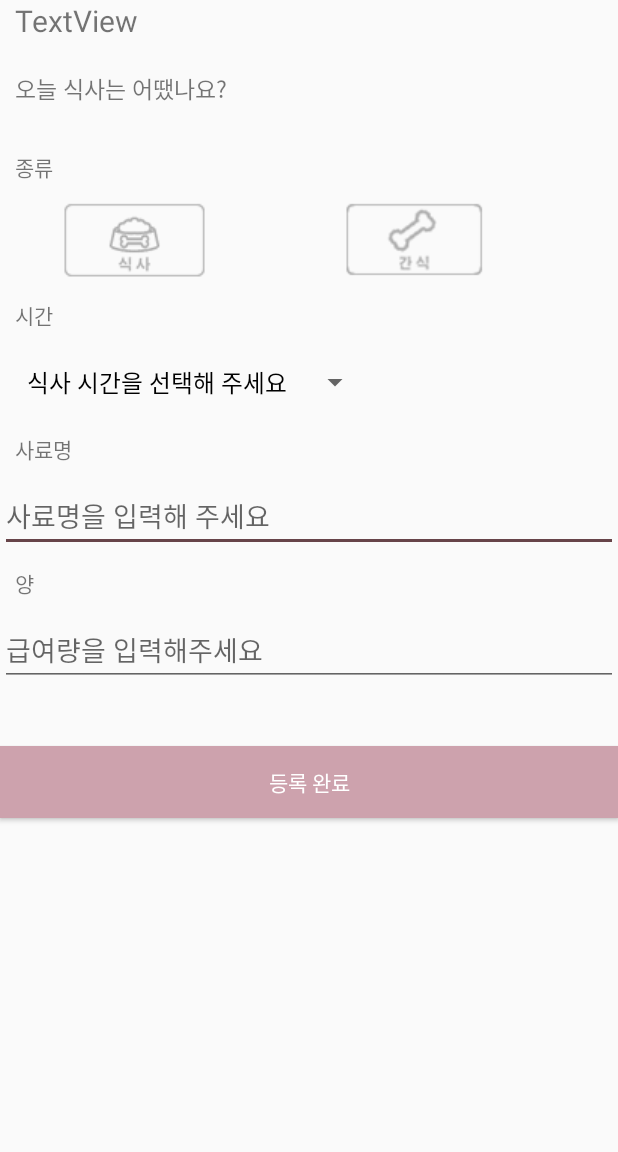
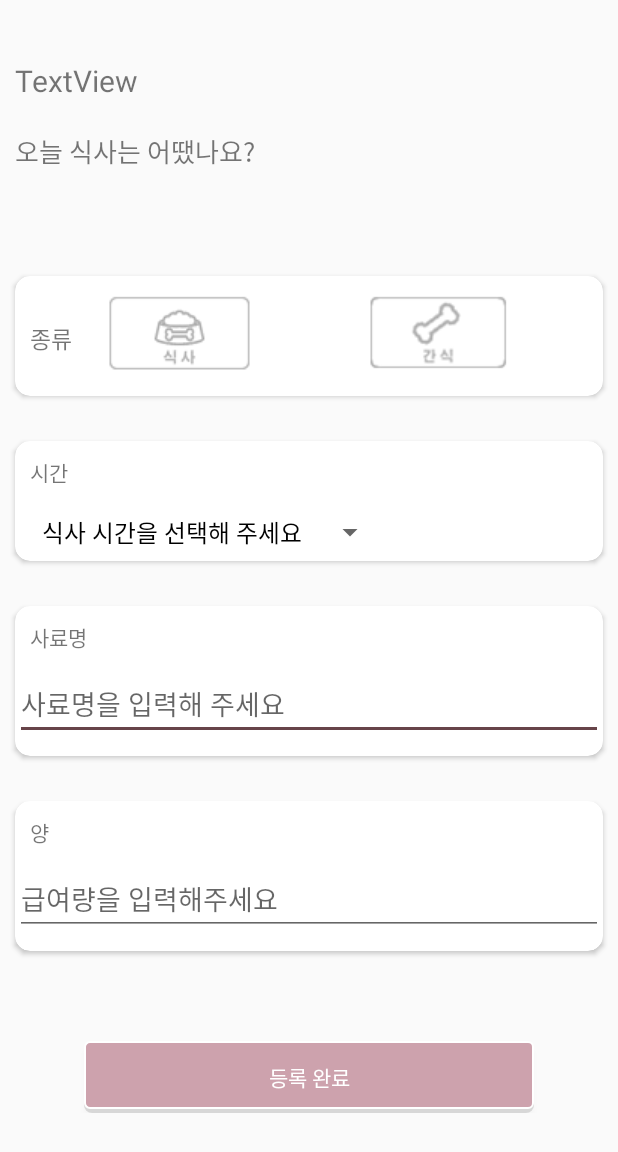
Before and after one commit to sj960126/Moble_04, an Android app: the diary_addActivity screen opened directly, with no data from a screen before it, on a phone screen of 412 x 824 dp. Shown: the top 1152 px of the screen. Run offline under Robolectric (Android 15) with nearby library versions, the phone set to English and light mode, and no system bars; our stand-ins replace Firebase (no records; nobody signed in at launch, a user with empty details on screens opened directly).

```diff
--- a/withpet/app/build.gradle
+++ b/withpet/app/build.gradle
@@ -26,7 +26,9 @@ android {
 dependencies {
     implementation fileTree(dir: "libs", include: ["*.jar"])
     implementation 'androidx.appcompat:appcompat:1.2.0'
+    implementation 'androidx.appcompat:appcompat:1.2.0'
     implementation 'androidx.constraintlayout:constraintlayout:2.0.1'
+    implementation "androidx.cardview:cardview:1.0.0" //카드뷰
     implementation 'androidx.recyclerview:recyclerview:1.1.0' //리사이클러뷰
     implementation 'com.google.firebase:firebase-analytics:17.5.0' //파이어베이스
     implementation 'com.google.firebase:firebase-database:19.4.0' //파이어베이스 데베
--- a/withpet/app/src/main/java/com/withpet/health/diaryActivity.java
+++ b/withpet/app/src/main/java/com/withpet/health/diaryActivity.java
@@ -2,6 +2,7 @@ package com.withpet.health;
 
 import androidx.annotation.NonNull;
 import androidx.appcompat.app.AppCompatActivity;
+import androidx.recyclerview.widget.DividerItemDecoration;
 import androidx.recyclerview.widget.LinearLayoutManager;
 import androidx.recyclerview.widget.RecyclerView;
 import androidx.swiperefreshlayout.widget.SwipeRefreshLayout;
@@ -37,6 +38,7 @@ public class diaryActivity extends AppCompatActivity {
     private TextView change;
     private ArrayList<Diary_Day_Info> day_list;
     private SwipeRefreshLayout swipeRefreshLayout;
+    private int check = 0;
     @Override
     protected void onCreate(Bundle savedInstanceState) {
         //로그인 처리 //삭제 80%
@@ -58,7 +60,6 @@ public class diaryActivity extends AppCompatActivity {
                 swipeRefreshLayout.setRefreshing(false);
             }
         });
-
         recyclerView.setHasFixedSize(true); //리사이클러뷰 기존 성능 강화
         layoutManager = new LinearLayoutManager(this);
         recyclerView.setLayoutManager(layoutManager);
--- /dev/null
+++ b/withpet/app/src/main/res/drawable-v24/diary_add_btn.xml
@@ -0,0 +1,22 @@
+<?xml version="1.0" encoding="utf-8"?>
+<selector xmlns:android="http://schemas.android.com/apk/res/android">
+
+    <item>
+        <layer-list>
+            <item android:top="3dp">
+                <shape>
+                    <corners android:radius="5dp" />
+                    <solid android:color="#1f000000" />
+                </shape>
+            </item>
+            <!-- background (위로) -->
+            <item android:bottom="3dp">
+                <shape>
+                    <corners android:radius="3dp" />
+                    <solid android:color="@color/c4" />
+                    <stroke android:width="1dp" android:color="#FFFFFF" />
+                </shape>
+            </item>
+        </layer-list>
+    </item>
+</selector>
--- a/withpet/app/src/main/res/layout/activity_diary_add.xml
+++ b/withpet/app/src/main/res/layout/activity_diary_add.xml
@@ -3,7 +3,7 @@
     xmlns:app="http://schemas.android.com/apk/res-auto"
     xmlns:tools="http://schemas.android.com/tools"
     android:layout_width="match_parent"
-    android:layout_height="match_parent"
+    android:layout_height="wrap_content"
     android:orientation="vertical"
     tools:context=".health.diary_addActivity">
 
@@ -14,6 +14,7 @@
         android:layout_marginLeft="10dp"
         android:layout_marginBottom="20dp"
         android:text="TextView"
+        android:layout_marginTop="40dp"
         android:textSize="20dp" />
 
     <TextView
@@ -22,16 +23,26 @@
         android:layout_height="wrap_content"
         android:layout_marginLeft="10dp"
         android:text="오늘 식사는 어땠나요?"
-        android:textSize="15dp" />
+        android:fontFamily="@font/bazzi"
+        android:textSize="17dp" />
 
+    <androidx.cardview.widget.CardView
+        android:layout_height="80dp"
+        android:layout_width="match_parent"
+        android:layout_marginLeft="10dp"
+        android:layout_marginRight="10dp"
+        android:layout_marginTop="70dp"
+        app:cardCornerRadius="10dp"
+        android:elevation="10dp" >
             <TextView
                 android:id="@+id/textView23"
                 android:layout_width="wrap_content"
                 android:layout_height="wrap_content"
                 android:layout_marginLeft="10dp"
                 android:layout_marginTop="30dp"
+                android:fontFamily="@font/bazzi"
+                android:textSize="15dp"
                 android:text="종류" />
-
             <RadioGroup
                 android:id="@+id/radiogroup"
                 android:layout_width="match_parent"
@@ -41,26 +52,40 @@
 
                 <RadioButton
                     android:id="@+id/radioButton"
-            android:layout_width="wrap_content"
+                    android:layout_width="14dp"
                     android:layout_height="wrap_content"
-            android:layout_marginLeft="40dp"
+                    android:layout_marginLeft="60dp"
                     android:layout_weight="1"
                     android:button="@drawable/radiobtn1" />
 
                 <RadioButton
                     android:id="@+id/radioButton2"
-            android:layout_width="wrap_content"
+                    android:layout_width="1dp"
                     android:layout_height="wrap_content"
                     android:layout_weight="1"
                     android:button="@drawable/radiobtn2" />
             </RadioGroup>
+    </androidx.cardview.widget.CardView>
 
+    <androidx.cardview.widget.CardView
+        android:layout_height="80dp"
+        android:layout_width="match_parent"
+        android:layout_marginLeft="10dp"
+        android:layout_marginRight="10dp"
+        android:layout_marginTop="30dp"
+        app:cardCornerRadius="10dp"
+        android:elevation="40dp" >
+        <LinearLayout
+            android:layout_width="match_parent"
+            android:layout_height="wrap_content"
+            android:orientation="vertical">
             <TextView
                 android:id="@+id/textView25"
                 android:layout_width="wrap_content"
                 android:layout_height="wrap_content"
                 android:layout_marginLeft="10dp"
                 android:layout_marginTop="10dp"
+                android:fontFamily="@font/bazzi"
                 android:text="시간" />
 
             <Spinner
@@ -71,13 +96,28 @@
                 android:layout_marginTop="10dp"
                 android:entries="@array/eat"
                 android:spinnerMode="dialog" />
+        </LinearLayout>
+    </androidx.cardview.widget.CardView>
 
+    <androidx.cardview.widget.CardView
+        android:layout_height="100dp"
+        android:layout_width="match_parent"
+        android:layout_marginLeft="10dp"
+        android:layout_marginRight="10dp"
+        android:layout_marginTop="30dp"
+        app:cardCornerRadius="10dp"
+        android:elevation="40dp" >
+        <LinearLayout
+            android:layout_width="match_parent"
+            android:layout_height="wrap_content"
+            android:orientation="vertical">
             <TextView
                 android:id="@+id/textView21"
                 android:layout_width="wrap_content"
                 android:layout_height="wrap_content"
                 android:layout_marginLeft="10dp"
                 android:layout_marginTop="10dp"
+                android:fontFamily="@font/bazzi"
                 android:text="사료명" />
 
             <EditText
@@ -85,14 +125,30 @@
                 android:layout_width="match_parent"
                 android:layout_height="wrap_content"
                 android:layout_marginTop="10dp"
+                android:fontFamily="@font/bazzi"
                 android:hint="사료명을 입력해 주세요" />
+        </LinearLayout>
+    </androidx.cardview.widget.CardView>
 
+    <androidx.cardview.widget.CardView
+        android:layout_height="100dp"
+        android:layout_width="match_parent"
+        android:layout_marginLeft="10dp"
+        android:layout_marginRight="10dp"
+        android:layout_marginTop="30dp"
+        app:cardCornerRadius="10dp"
+        android:elevation="40dp" >
+        <LinearLayout
+            android:layout_width="match_parent"
+            android:layout_height="wrap_content"
+            android:orientation="vertical">
         <TextView
             android:id="@+id/textView22"
             android:layout_width="wrap_content"
             android:layout_height="wrap_content"
             android:layout_marginLeft="10dp"
             android:layout_marginTop="10dp"
+            android:fontFamily="@font/bazzi"
             android:text="양" />
 
         <EditText
@@ -100,14 +156,19 @@
             android:layout_width="match_parent"
             android:layout_height="wrap_content"
             android:layout_marginTop="10dp"
+            android:fontFamily="@font/bazzi"
             android:hint="급여량을 입력해주세요" />
+        </LinearLayout>
+    </androidx.cardview.widget.CardView>
 
     <Button
+        android:layout_gravity="center"
         android:id="@+id/diaryBtn_submit"
-        android:layout_width="match_parent"
+        android:layout_width="300dp"
         android:layout_height="wrap_content"
-        android:layout_marginTop="40dp"
-        android:background="@color/c4"
+        android:layout_marginTop="60dp"
+        android:background="@drawable/diary_add_btn"
         android:text="등록 완료"
+        android:fontFamily="@font/bazzi"
         android:textColor="#ffffff" />
 </LinearLayout>
--- a/withpet/app/src/main/res/values/colors.xml
+++ b/withpet/app/src/main/res/values/colors.xml
@@ -7,7 +7,7 @@
     <color name="c4">#CDA2AD</color>
     <color name="c5">#E8C7CC</color>
     <color name="c6">#EED8D8</color>
-
+    <color name="diary_bg">#ededed</color>
     <color name="colorPrimaryDark">#D6B6BA</color>
     <color name ="text">#4F4F4F</color>
 </resources>
```
Also changed, not shown: withpet/app/src/main/java/com/withpet/health/diary_addActivity.java (+4 -3 lines), withpet/app/src/main/res/drawable-v24/diar_round_border.xml (added, +7 -0 lines), withpet/app/src/main/res/layout/activity_diary.xml (+13 -7 lines), withpet/app/src/main/res/layout/activity_health.xml (+2 -18 lines), withpet/app/src/main/res/layout/diary_view.xml (+27 -0 lines), 1 other file. Lines whose indentation alone changed are shown as unchanged.
